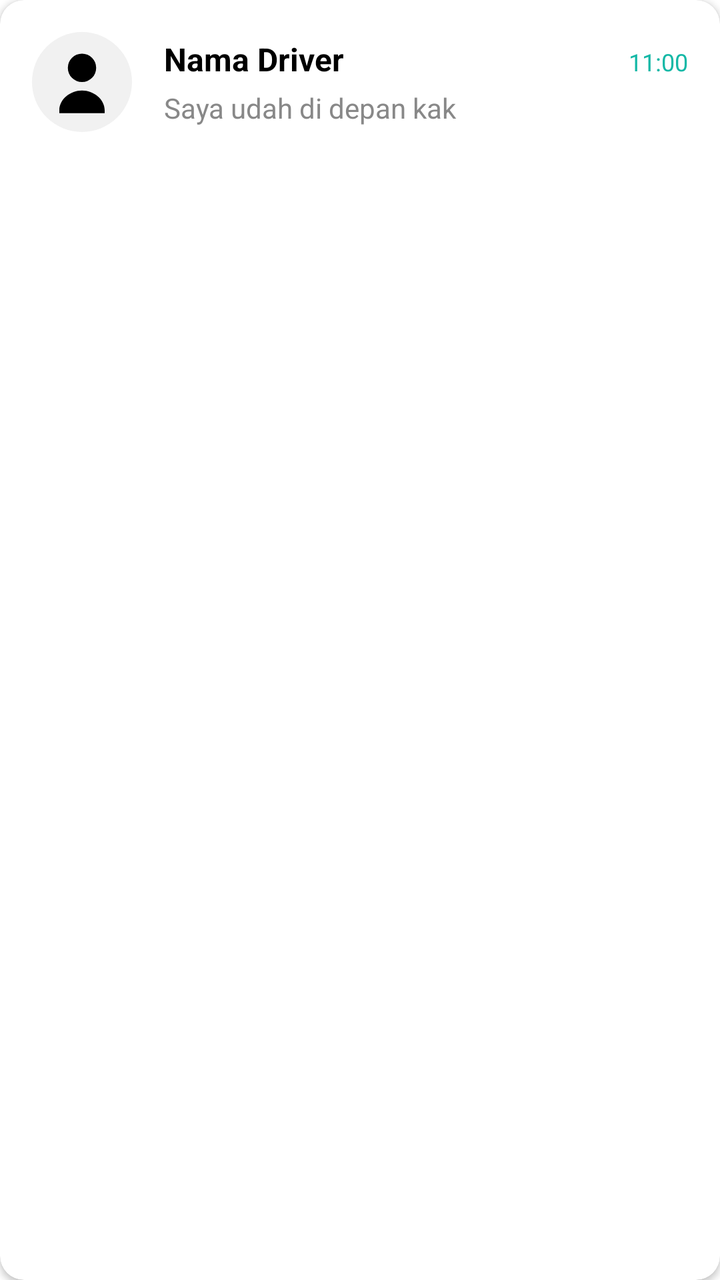
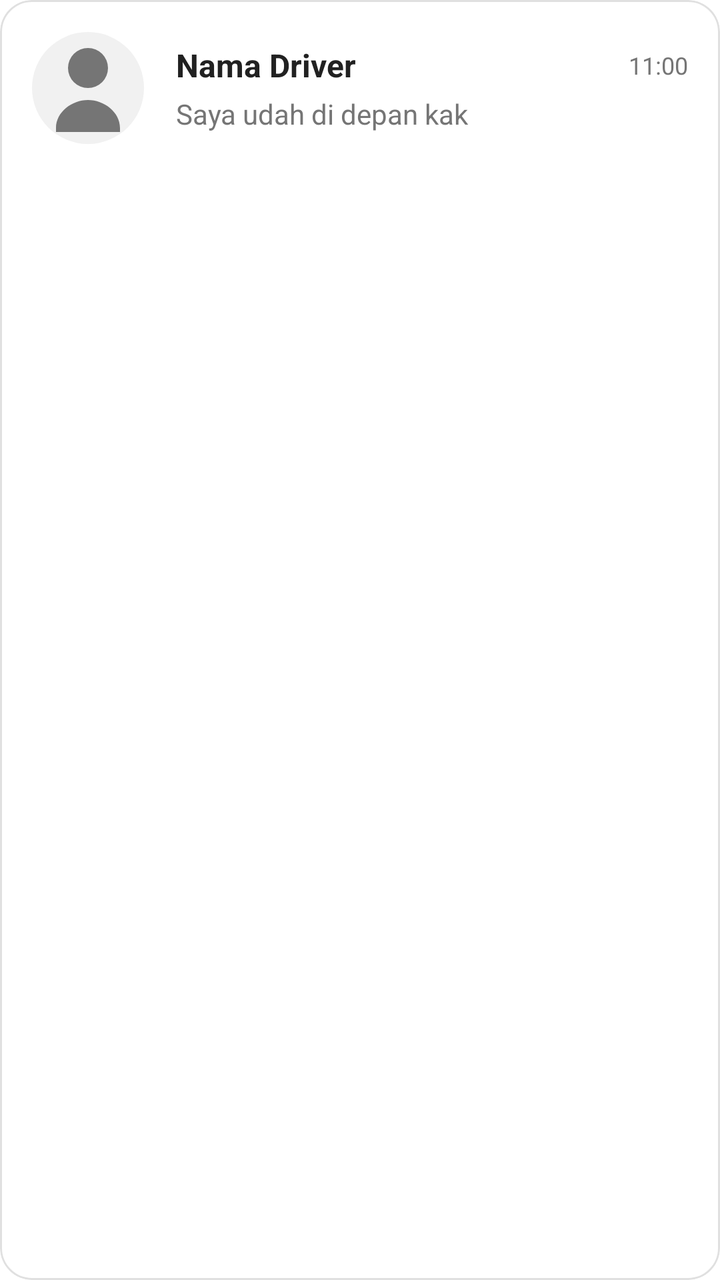

Compare the two renders of this Android layout. The source of the first and the diff that turns it into the second are given below.
<!-- AndroidManifest.xml: application theme Theme.NgGojek -->
<!-- res/layout/item_chat_box.xml -->
<?xml version="1.0" encoding="utf-8"?>
<androidx.cardview.widget.CardView xmlns:android="http://schemas.android.com/apk/res/android"
    xmlns:app="http://schemas.android.com/apk/res-auto"
    android:layout_width="match_parent"
    android:layout_height="wrap_content"
    android:layout_marginBottom="12dp"
    app:cardCornerRadius="12dp"
    app:cardElevation="2dp">

    <LinearLayout
        android:layout_width="match_parent"
        android:layout_height="wrap_content"
        android:orientation="horizontal"
        android:padding="16dp"
        android:gravity="center_vertical">

        
        <ImageView
            android:id="@+id/imgProfile"
            android:layout_width="50dp"
            android:layout_height="50dp"
            android:src="@drawable/profile"
            android:background="@drawable/bg_circle"
            android:padding="8dp"/>
        

        <LinearLayout
            android:layout_width="0dp"
            android:layout_height="wrap_content"
            android:layout_weight="1"
            android:orientation="vertical"
            android:layout_marginStart="16dp">

            <LinearLayout
                android:layout_width="match_parent"
                android:layout_height="wrap_content"
                android:orientation="horizontal">

                <TextView
                    android:id="@+id/tvName"
                    android:layout_width="0dp"
                    android:layout_height="wrap_content"
                    android:layout_weight="1"
                    android:text="Nama Driver"
                    android:textSize="16sp"
                    android:textStyle="bold"
                    android:textColor="#000000"/>

                <TextView
                    android:id="@+id/tvTime"
                    android:layout_width="wrap_content"
                    android:layout_height="wrap_content"
                    android:text="11:00"
                    android:textSize="12sp"
                    android:textColor="#14B8A6"/>
            </LinearLayout>

            <TextView
                android:id="@+id/tvPreview"
                android:layout_width="wrap_content"
                android:layout_height="wrap_content"
                android:text="Saya udah di depan kak"
                android:textColor="#888888"
                android:textSize="14sp"
                android:layout_marginTop="4dp"
                android:maxLines="1"
                android:ellipsize="end"/>
        </LinearLayout>
    </LinearLayout>

</androidx.cardview.widget.CardView>
<!-- resources referenced by this layout -->
<resources>
  <!-- drawable bg_circle (drawable) -->
  <shape xmlns:android="http://schemas.android.com/apk/res/android"
      android:shape="oval">
      <solid android:color="#F1F1F1"/>
  </shape>
  <!-- drawable profile (drawable) -->
  <vector xmlns:android="http://schemas.android.com/apk/res/android"
      android:width="24dp"
      android:height="24dp"
      android:viewportWidth="24"
      android:viewportHeight="24">
      <path
          android:fillColor="#000"
          android:pathData="M12,12a5,5 0 1,0 0,-10a5,5 0 1,0 0,10zM4,22c0,-4 4,-7 8,-7s8,3 8,7v1H4v-1z"/>
  </vector>
  <style name="Theme.NgGojek" parent="Base.Theme.NgGojek" />
  <style name="Base.Theme.NgGojek" parent="Theme.Material3.Light.NoActionBar">
          <item name="colorPrimary">@color/primaryRed</item>
          <item name="colorOnPrimary">@color/white</item>
          <item name="colorPrimaryContainer">@color/softRed</item>
          <item name="colorOnPrimaryContainer">@color/primaryRedDark</item>
  
          <item name="colorSecondary">@color/primaryRed</item>
          <item name="colorOnSecondary">@color/white</item>
  
          <item name="colorSecondaryContainer">@color/softRed</item>
          <item name="colorOnSecondaryContainer">@color/primaryRedDark</item>
  
          <item name="android:windowBackground">@color/white</item>
          <item name="android:statusBarColor">@color/white</item>
          <item name="android:windowLightStatusBar">true</item>
          <item name="android:textColorPrimary">@color/blackText</item>
          <item name="android:textColorSecondary">@color/greyText</item>
  
      </style>
  <color name="primaryRed">#ff3332</color>
  <color name="white">#FFFFFFFF</color>
  <color name="softRed">#FFF0F0</color>
  <color name="primaryRedDark">#D62B2A</color>
  <color name="blackText">#212121</color>
  <color name="greyText">#757575</color>
</resources>

<!-- the commit's change to res/layout/item_chat_box.xml (unified diff, before → after) -->
@@ -1,11 +1,16 @@
 <?xml version="1.0" encoding="utf-8"?>
-<androidx.cardview.widget.CardView xmlns:android="http://schemas.android.com/apk/res/android"
+<com.google.android.material.card.MaterialCardView
+    xmlns:android="http://schemas.android.com/apk/res/android"
     xmlns:app="http://schemas.android.com/apk/res-auto"
     android:layout_width="match_parent"
     android:layout_height="wrap_content"
     android:layout_marginBottom="12dp"
-    app:cardCornerRadius="12dp"
-    app:cardElevation="2dp">
+    android:layout_marginHorizontal="4dp"
+    app:cardCornerRadius="16dp"
+    app:cardElevation="0dp"
+    app:strokeColor="@color/lightGrey"
+    app:strokeWidth="1dp"
+    app:cardBackgroundColor="@color/white">
 
     <LinearLayout
         android:layout_width="match_parent"
@@ -17,11 +22,12 @@
         
         <ImageView
             android:id="@+id/imgProfile"
-            android:layout_width="50dp"
-            android:layout_height="50dp"
+            android:layout_width="56dp"
+            android:layout_height="56dp"
             android:src="@drawable/profile"
+            android:padding="4dp"
             android:background="@drawable/bg_circle"
-            android:padding="8dp"/>
+            app:tint="@color/greyText"/>
         
 
         <LinearLayout
@@ -34,8 +40,10 @@
             <LinearLayout
                 android:layout_width="match_parent"
                 android:layout_height="wrap_content"
-                android:orientation="horizontal">
+                android:orientation="horizontal"
+                android:gravity="center_vertical">
 
+                
                 <TextView
                     android:id="@+id/tvName"
                     android:layout_width="0dp"
@@ -44,23 +52,25 @@
                     android:text="Nama Driver"
                     android:textSize="16sp"
                     android:textStyle="bold"
-                    android:textColor="#000000"/>
+                    android:textColor="@color/blackText"/>
 
+                
                 <TextView
                     android:id="@+id/tvTime"
                     android:layout_width="wrap_content"
                     android:layout_height="wrap_content"
                     android:text="11:00"
                     android:textSize="12sp"
-                    android:textColor="#14B8A6"/>
+                    android:textColor="@color/greyText"/>
             </LinearLayout>
 
+            
             <TextView
                 android:id="@+id/tvPreview"
                 android:layout_width="wrap_content"
                 android:layout_height="wrap_content"
                 android:text="Saya udah di depan kak"
-                android:textColor="#888888"
+                android:textColor="@color/greyText"
                 android:textSize="14sp"
                 android:layout_marginTop="4dp"
                 android:maxLines="1"
@@ -68,4 +78,4 @@
         </LinearLayout>
     </LinearLayout>
 
-</androidx.cardview.widget.CardView>
+</com.google.android.material.card.MaterialCardView>
<!-- resource entries referenced after the edit -->
@@ -41,5 +41,6 @@
   <color name="primaryRedDark">#D62B2A</color>
   <color name="blackText">#212121</color>
   <color name="greyText">#757575</color>
+  <color name="lightGrey">#E0E0E0</color>
 </resources>
 
